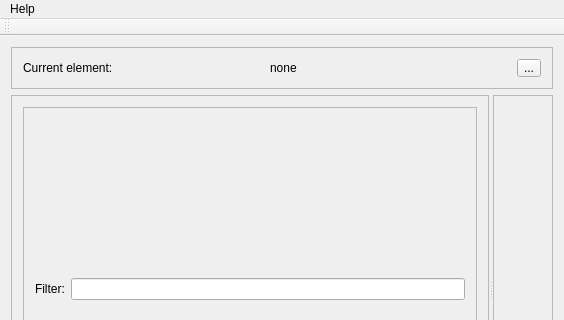
Old version of the form src/gui/MainWindow.ui in the repository loganek/gst-creator; both pictures show x 0 to 564 and y 0 to 320 of the 564 by 516 pixel window.
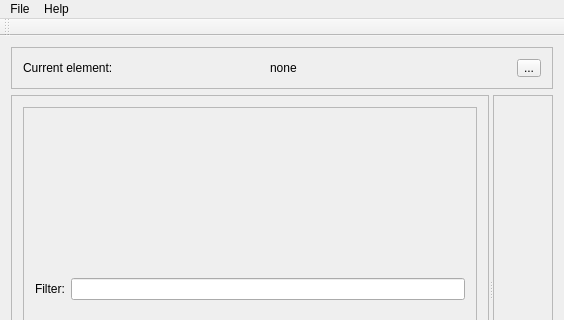
New version of the form.

Diff of the .ui file:
```diff
--- a/src/gui/MainWindow.ui
+++ b/src/gui/MainWindow.ui
@@ -119,6 +119,14 @@
     </property>
     <addaction name="actionAbout"/>
    </widget>
+   <widget class="QMenu" name="menuFile">
+    <property name="title">
+     <string>File</string>
+    </property>
+    <addaction name="actionSave_As"/>
+    <addaction name="actionLoad"/>
+   </widget>
+   <addaction name="menuFile"/>
    <addaction name="menuHelp"/>
   </widget>
   <widget class="QToolBar" name="mainToolBar">
```
Left out of the diff: 10 changed lines with no effect on the pictures.
